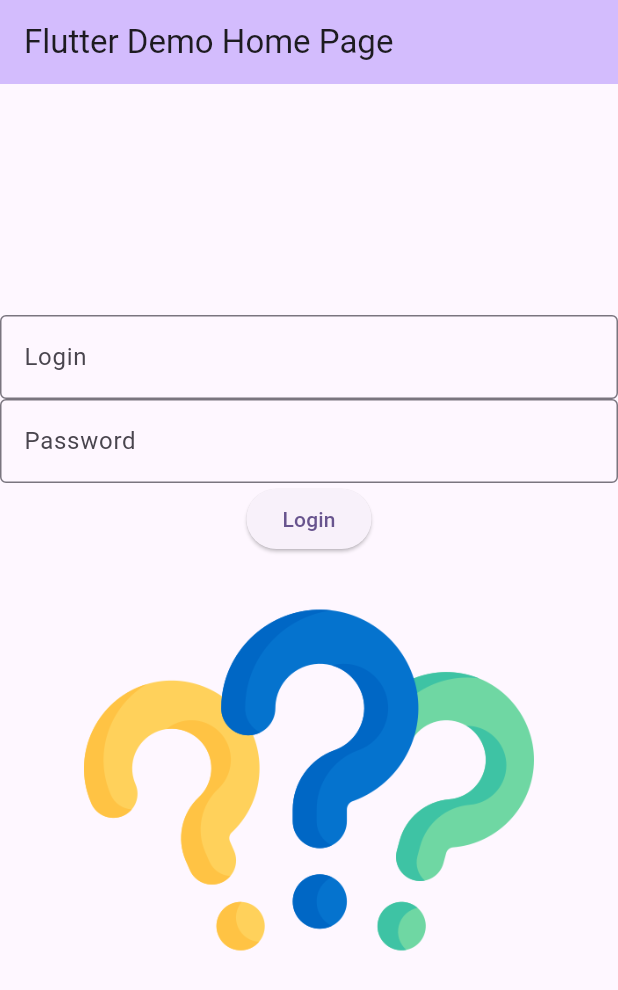
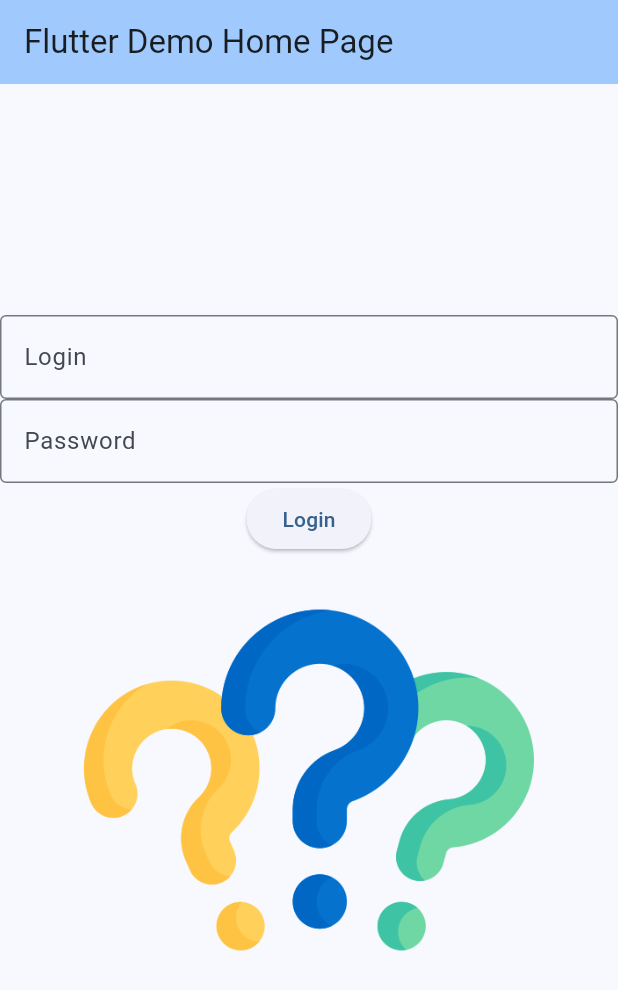
Before and after one commit to sidneytw/my_cst2335_labs, a Flutter app: the screen it shows after launch, on a phone screen of 412 x 824 dp. Shown: the top 990 px of the screen. Run offline on Flutter 3.47's test engine with Material 3 defaults, Android fonts, the phone set to English and light mode, and no system bars; missing offline and left inert: encrypted_shared_preferences.

```diff
--- a/lib/main.dart
+++ b/lib/main.dart
@@ -15,10 +15,12 @@ class MyApp extends StatelessWidget {
       title: 'Flutter Demo',
       theme: ThemeData(
 
-        colorScheme: ColorScheme.fromSeed(seedColor: Colors.deepPurple),
+        colorScheme: ColorScheme.fromSeed(seedColor: Colors.blue),
         useMaterial3: true,
       ),
       home: const MyHomePage(title: 'Flutter Demo Home Page'),
+      debugShowCheckedModeBanner: false, // hide debug
+
     );
   }
 }
```
